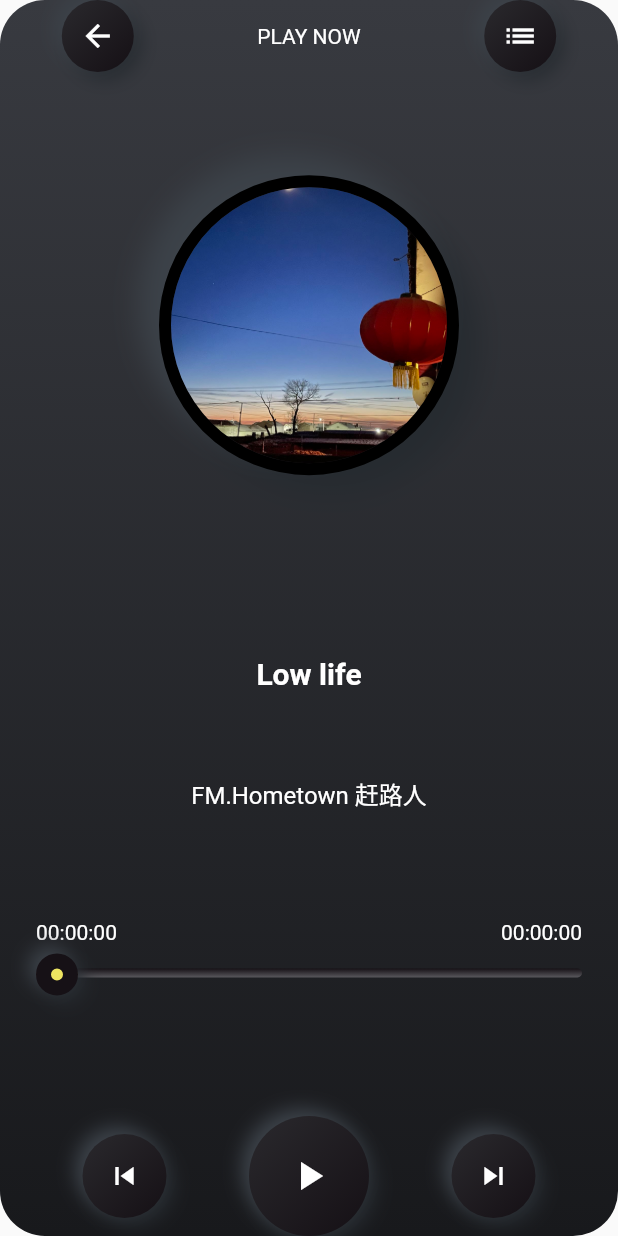
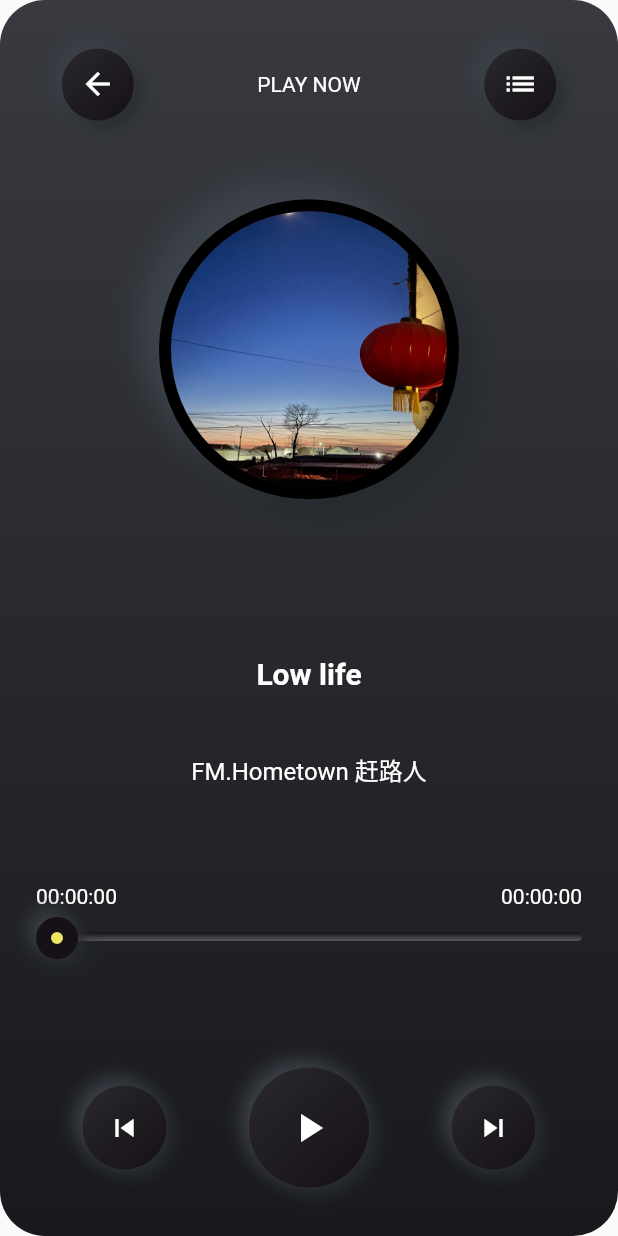
Before and after one commit to JunaYa/flutter-music-app, a Flutter app: the screen it shows after launch, on a phone screen of 412 x 824 dp. Run offline on Flutter 3.47's test engine with Material 2 defaults, Android fonts, the phone set to English and light mode, and no system bars; our stand-ins replace audioplayers, flutter_neumorphic.

Commit message:
feat: update macos start

```diff
--- a/lib/pages/DribbbleMusicPlayer.dart
+++ b/lib/pages/DribbbleMusicPlayer.dart
@@ -71,6 +71,7 @@ class _DribbbleMusicPlayer extends State<DribbbleMusicPlayer>{
             crossAxisAlignment: CrossAxisAlignment.center,
             mainAxisAlignment: MainAxisAlignment.spaceBetween,
             children: [
+              const Padding(padding: EdgeInsets.all(8)),
               const HeaderBoard(),
               const Padding(padding: EdgeInsets.all(10)),
               AlbumBoard(player: player),
@@ -92,7 +93,8 @@ class _DribbbleMusicPlayer extends State<DribbbleMusicPlayer>{
               PlayerProgressBoard(player: player),
               SafeArea(
                 child: PlayerControlBoard(player: player, url: url),
-              )
+              ),
+              const Padding(padding: EdgeInsets.all(8)),
             ],
           ),
       ),
```
Also changed, not shown: 3 other files.
